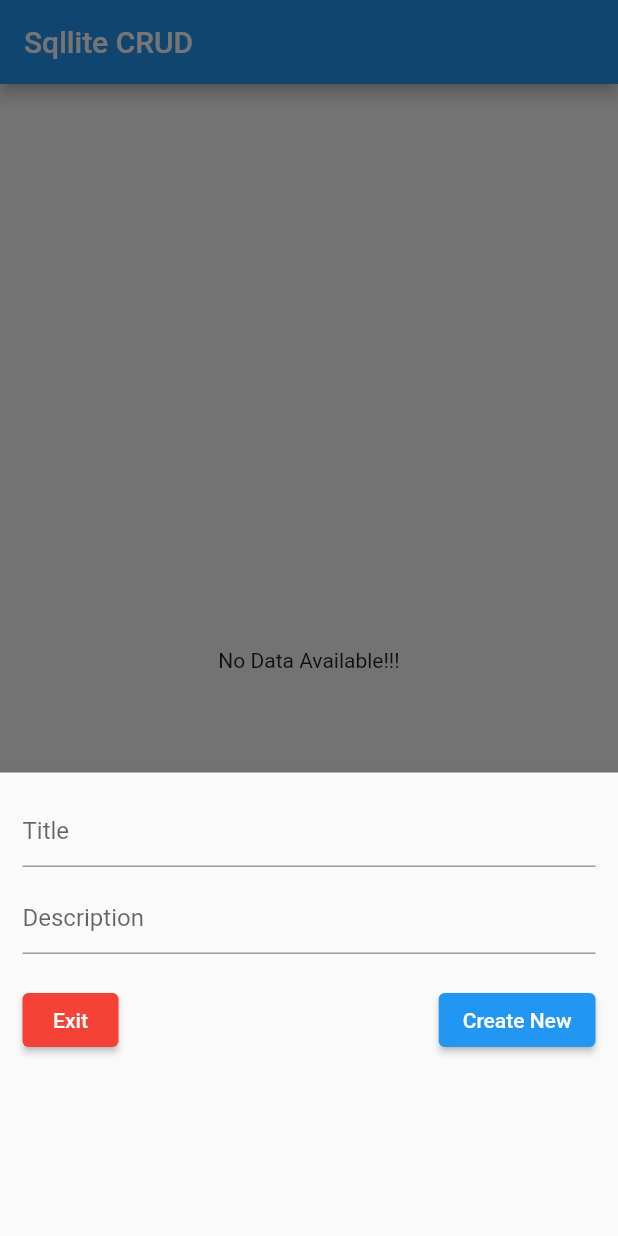
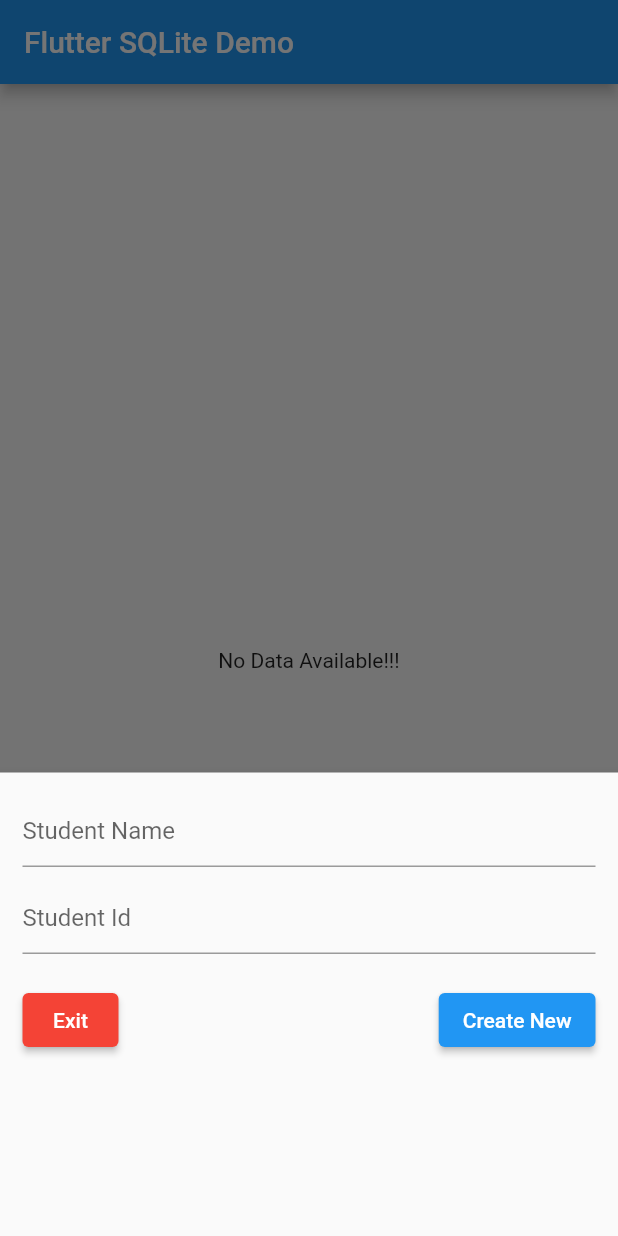
Before and after one commit to Amitpnk/flutter-sqlite-crud, a Flutter app: the screen it shows after launch, after a tap on the "add" icon, on a phone screen of 412 x 824 dp. Run offline on Flutter 3.47's test engine with Material 2 defaults, Android fonts, the phone set to English and light mode, and no system bars; our stand-ins replace sqflite; accounts and stored records are empty.

Commit message:
feat: changed variable

```diff
--- a/lib/database_helper.dart
+++ b/lib/database_helper.dart
@@ -17,20 +17,20 @@ class DatabaseHelper {
 static Future<void> createTables(sql.Database database) async {
     await database.execute("""CREATE TABLE items(
         id INTEGER PRIMARY KEY AUTOINCREMENT NOT NULL,
-        title TEXT,
+        name TEXT,
         description TEXT,
         createdAt TIMESTAMP NOT NULL DEFAULT CURRENT_TIMESTAMP
       )
       """);
   }
 // id: the id of a item
-// title, description: name and description of  activity
+// name, description: name and description of  activity
 // created_at: the time that the item was created. It will be automatically handled by SQLite
   // Create new item
-  static Future<int> createItem(String? title, String? descrption) async {
+  static Future<int> createItem(String? name, String? descrption) async {
     final db = await DatabaseHelper.db();
 
-    final data = {'title': title, 'description': descrption};
+    final data = {'name': name, 'description': descrption};
     final id = await db.insert('items', data,
         conflictAlgorithm: sql.ConflictAlgorithm.replace);
     return id;
@@ -56,11 +56,11 @@ static Future<void> createTables(sql.Database database) async {
 
   // Update an item by id
   static Future<int> updateItem(
-      int id, String title, String? descrption) async {
+      int id, String name, String? descrption) async {
     final db = await DatabaseHelper.db();
 
     final data = {
-      'title': title,
+      'name': name,
       'description': descrption,
       'createdAt': DateTime.now().toString()
     };
--- a/lib/homepage.dart
+++ b/lib/homepage.dart
@@ -29,7 +29,7 @@ class _HomePageState extends State<HomePage> {
     _refreshData(); // Loading the data when the app starts
   }
 
-  final TextEditingController _titleController = TextEditingController();
+  final TextEditingController _nameController = TextEditingController();
   final TextEditingController _descriptionController = TextEditingController();
 
   // This function will be triggered when the floating button is pressed
@@ -39,10 +39,10 @@ class _HomePageState extends State<HomePage> {
       // id != null -> update an existing item
     if (id != null) {
       final existingData = myData.firstWhere((element) => element['id'] == id);
-      _titleController.text = existingData['title'];
+      _nameController.text = existingData['name'];
       _descriptionController.text = existingData['description'];
     } else {
-      _titleController.text = "";
+      _nameController.text = "";
       _descriptionController.text = "";
     }
 
@@ -66,9 +66,9 @@ class _HomePageState extends State<HomePage> {
                 crossAxisAlignment: CrossAxisAlignment.end,
                 children: [
                   TextFormField(
-                    controller: _titleController,
+                    controller: _nameController,
                     validator: formValidator,
-                    decoration: const InputDecoration(hintText: 'Title'),
+                    decoration: const InputDecoration(hintText: 'Student Name'),
                   ),
                   const SizedBox(
                     height: 10,
@@ -76,7 +76,7 @@ class _HomePageState extends State<HomePage> {
                   TextFormField(
                     validator: formValidator,
                     controller: _descriptionController,
-                    decoration: const InputDecoration(hintText: 'Description'),
+                    decoration: const InputDecoration(hintText: 'Student Id'),
                   ),
                   const SizedBox(
                     height: 20,
@@ -106,7 +106,7 @@ class _HomePageState extends State<HomePage> {
 
                             // Clear the text fields
                             setState(() {
-                              _titleController.text = '';
+                              _nameController.text = '';
                               _descriptionController.text = '';
                             });
 
@@ -132,14 +132,14 @@ class _HomePageState extends State<HomePage> {
 // Insert a new data to the database
   Future<void> addItem() async {
     await DatabaseHelper.createItem(
-        _titleController.text, _descriptionController.text);
+        _nameController.text, _descriptionController.text);
     _refreshData();
   }
 
   // Update an existing data
   Future<void> updateItem(int id) async {
     await DatabaseHelper.updateItem(
-        id, _titleController.text, _descriptionController.text);
+        id, _nameController.text, _descriptionController.text);
     _refreshData();
   }
 
@@ -155,7 +155,7 @@ class _HomePageState extends State<HomePage> {
   Widget build(BuildContext context) {
     return Scaffold(
       appBar: AppBar(
-        title: const Text('Sqllite CRUD'),
+        title: const Text('Flutter SQLite Demo'),
       ),
       body: _isLoading
           ? const Center(
@@ -169,7 +169,7 @@ class _HomePageState extends State<HomePage> {
                     color: index % 2 == 0 ? Colors.green : Colors.green[200],
                     margin: const EdgeInsets.all(15),
                     child: ListTile(
-                        title: Text(myData[index]['title']),
+                        title: Text(myData[index]['name']),
                         subtitle: Text(myData[index]['description']),
                         trailing: SizedBox(
                           width: 100,
```
